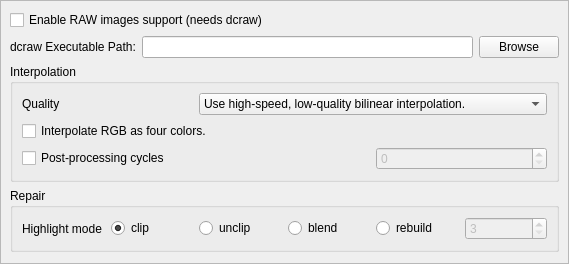
Old version of the form src/raw/BasicRawScrollArea.ui in the repository marek629/SIR.
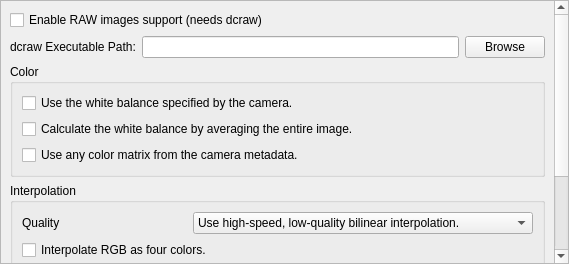
New version of the form.

Commit message: Color options checkboxes was added to Basic Raw view.

```diff
--- a/src/raw/BasicRawScrollArea.ui
+++ b/src/raw/BasicRawScrollArea.ui
@@ -22,7 +22,7 @@
      <x>0</x>
      <y>-4</y>
      <width>553</width>
-     <height>266</height>
+     <height>385</height>
     </rect>
    </property>
    <layout class="QGridLayout" name="gridLayout">
@@ -33,7 +33,7 @@
       </property>
      </widget>
     </item>
-    <item row="4" column="0">
+    <item row="5" column="0">
      <spacer name="verticalSpacer">
       <property name="orientation">
        <enum>Qt::Vertical</enum>
@@ -67,7 +67,7 @@
       </property>
      </widget>
     </item>
-    <item row="2" column="0" colspan="3">
+    <item row="3" column="0" colspan="3">
      <widget class="QGroupBox" name="interpolationGroupBox">
       <property name="title">
        <string>Interpolation</string>
@@ -151,7 +151,7 @@
       </layout>
      </widget>
     </item>
-    <item row="3" column="0" colspan="3">
+    <item row="4" column="0" colspan="3">
      <widget class="QGroupBox" name="repairGroupBox">
       <property name="title">
        <string>Repair</string>
@@ -227,6 +227,42 @@
       </layout>
      </widget>
     </item>
+    <item row="2" column="0" colspan="3">
+     <widget class="QGroupBox" name="colorGroupBox">
+      <property name="title">
+       <string>Color</string>
+      </property>
+      <layout class="QGridLayout" name="gridLayout_4">
+       <item row="0" column="0">
+        <widget class="QCheckBox" name="whiteBalanceFromCameraCheckBox">
+         <property name="toolTip">
+          <string>If this is not found, use another method.</string>
+         </property>
+         <property name="text">
+          <string>Use the white balance specified by the camera.</string>
+         </property>
+        </widget>
+       </item>
+       <item row="1" column="0">
+        <widget class="QCheckBox" name="whiteBalanceFromWholeImageCheckBox">
+         <property name="text">
+          <string>Calculate the white balance by averaging the entire image.</string>
+         </property>
+        </widget>
+       </item>
+       <item row="2" column="0">
+        <widget class="QCheckBox" name="colorMatrixFromCameraCheckBox">
+         <property name="toolTip">
+          <string>Besides DNG, this option only affects Olympus, Leaf, and Phase One cameras.</string>
+         </property>
+         <property name="text">
+          <string>Use any color matrix from the camera metadata.</string>
+         </property>
+        </widget>
+       </item>
+      </layout>
+     </widget>
+    </item>
    </layout>
   </widget>
  </widget>
```
Left out of the diff: 20 changed lines with no effect on the pictures.
